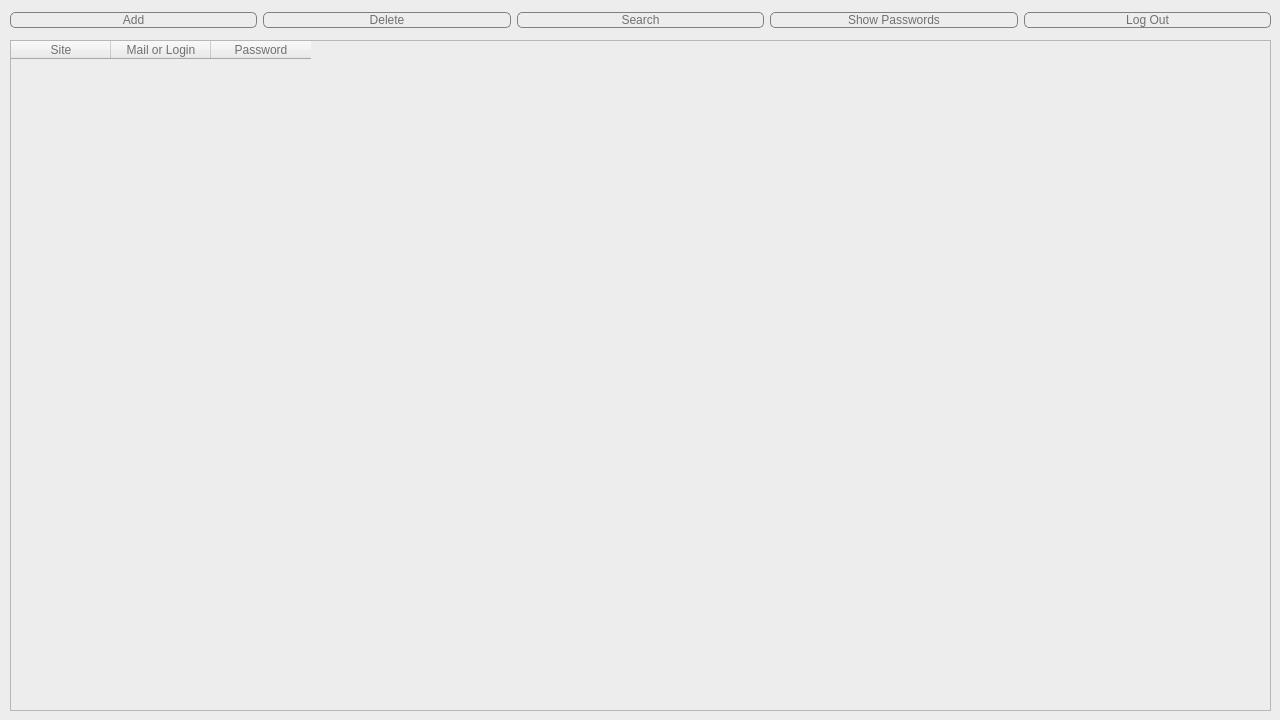
Qt form main/design/Storage.ui (EeveeSnow/Password-Project) before a commit.
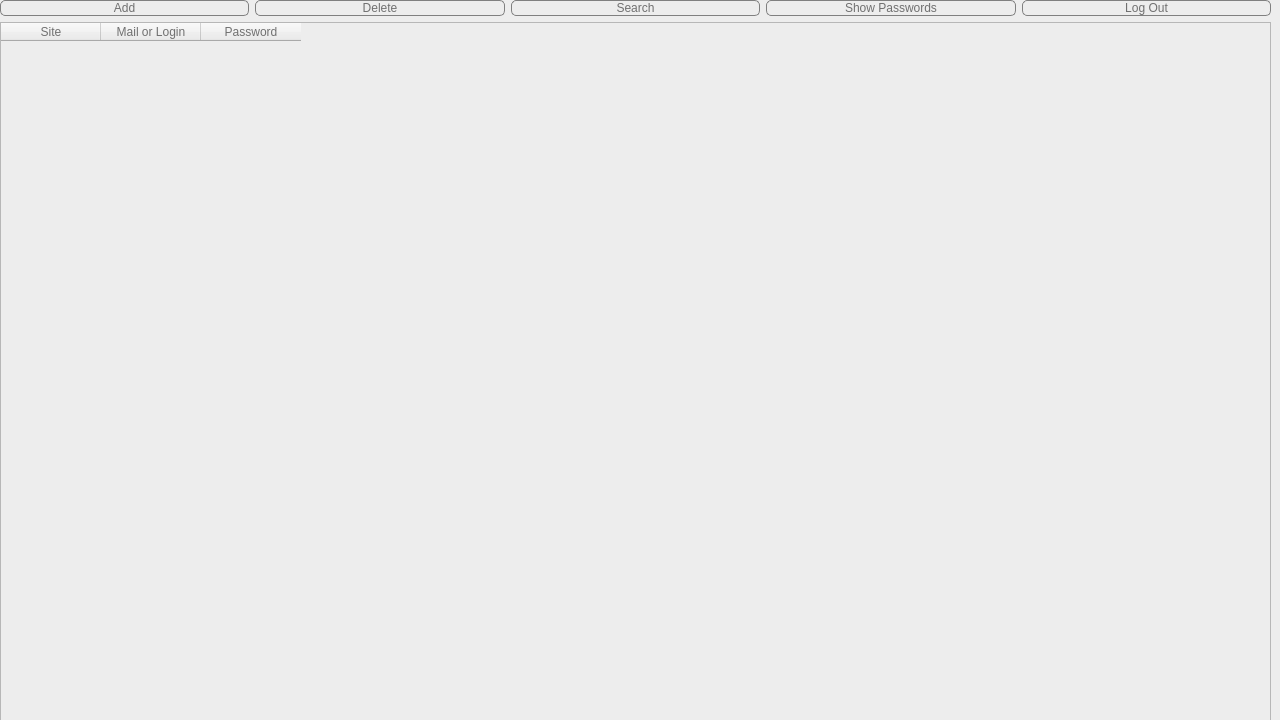
The same form after that commit.

The edit to the form file:
```diff
--- a/main/design/Storage.ui
+++ b/main/design/Storage.ui
@@ -37,12 +37,38 @@
   <widget class="QWidget" name="horizontalLayoutWidget">
    <property name="geometry">
     <rect>
-     <x>10</x>
+     <x>0</x>
      <y>0</y>
-     <width>1261</width>
-     <height>41</height>
+     <width>1271</width>
+     <height>721</height>
     </rect>
    </property>
+   <layout class="QGridLayout" name="gridLayout">
+    <item row="1" column="0">
+     <widget class="QTableWidget" name="tableWidget">
+      <property name="styleSheet">
+       <string notr="true">background-color: rgb(237, 237, 237);
+font: 10pt &quot;Segoe UI&quot;;
+color: #707070</string>
+      </property>
+      <column>
+       <property name="text">
+        <string>Site</string>
+       </property>
+      </column>
+      <column>
+       <property name="text">
+        <string>Mail or Login</string>
+       </property>
+      </column>
+      <column>
+       <property name="text">
+        <string>Password</string>
+       </property>
+      </column>
+     </widget>
+    </item>
+    <item row="0" column="0">
    <layout class="QHBoxLayout" name="horizontalLayout">
     <item>
      <widget class="QPushButton" name="addButton">
@@ -110,36 +136,8 @@
      </widget>
     </item>
    </layout>
-  </widget>
-  <widget class="QTableWidget" name="tableWidget">
-   <property name="geometry">
-    <rect>
-     <x>10</x>
-     <y>40</y>
-     <width>1261</width>
-     <height>671</height>
-    </rect>
-   </property>
-   <property name="styleSheet">
-    <string notr="true">background-color: rgb(237, 237, 237);
-font: 10pt &quot;Segoe UI&quot;;
-color: #707070</string>
-   </property>
-   <column>
-    <property name="text">
-     <string>Site</string>
-    </property>
-   </column>
-   <column>
-    <property name="text">
-     <string>Mail or Login</string>
-    </property>
-   </column>
-   <column>
-    <property name="text">
-     <string>Password</string>
-    </property>
-   </column>
+    </item>
+   </layout>
   </widget>
  </widget>
  <resources/>
```
Left out of the diff: 2 changed lines with no effect on the pictures. Lines whose indentation alone changed are shown as unchanged.
